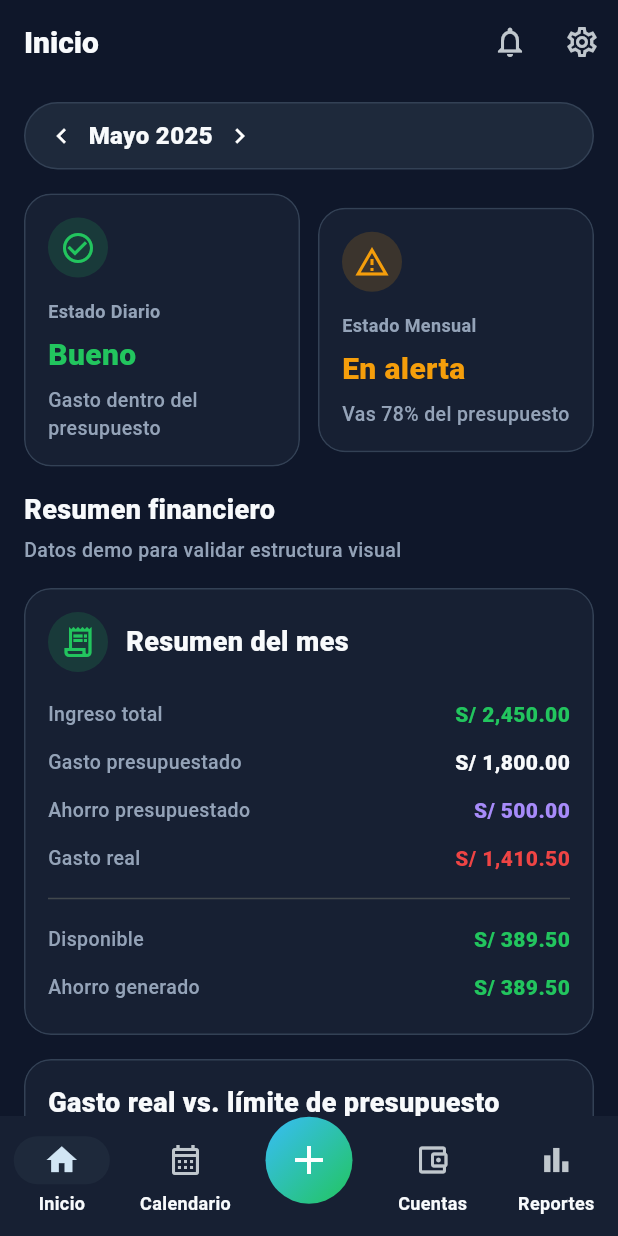
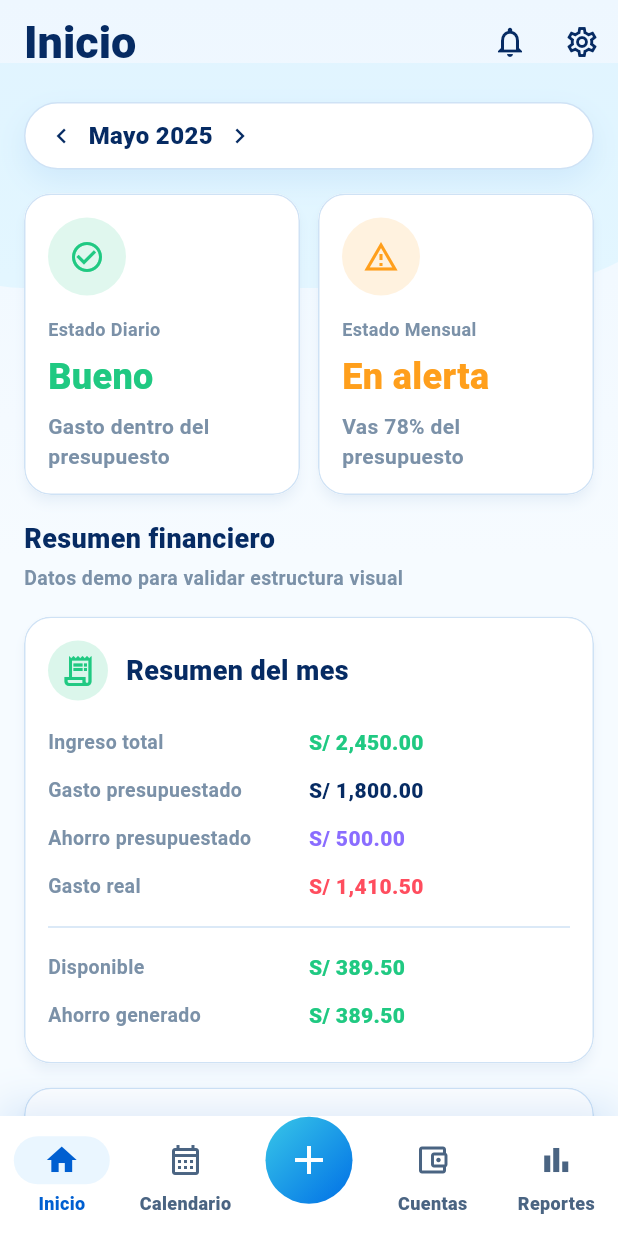
Before and after one commit to Kira6487/app-movil-prueba, a Flutter app: the screen it shows after launch, on a phone screen of 412 x 824 dp. Run offline on Flutter 3.47's test engine with Material 3 defaults, Android fonts, the phone set to English and light mode, and no system bars; our stand-ins replace sqflite; accounts and stored records are empty.

Commit message:
feat: apply Duna light theme and fix quick expense UI

```diff
--- a/lib/app.dart
+++ b/lib/app.dart
@@ -9,9 +9,9 @@ class FinanzasPersonalesApp extends StatelessWidget {
   @override
   Widget build(BuildContext context) {
     return MaterialApp(
-      title: 'Finanzas Personales',
+      title: 'Duna',
       debugShowCheckedModeBanner: false,
-      theme: AppTheme.darkTheme,
+      theme: AppTheme.lightTheme,
       home: const MainShell(),
     );
   }
--- a/lib/screens/main_shell.dart
+++ b/lib/screens/main_shell.dart
@@ -30,7 +30,7 @@ class _MainShellState extends State<MainShell> {
       useSafeArea: true,
       isScrollControlled: true,
       showDragHandle: false,
-      barrierColor: Colors.black.withValues(alpha: 0.72),
+      barrierColor: AppColors.textPrimary.withValues(alpha: 0.28),
       backgroundColor: AppColors.surface,
       builder: (context) => const AddActionSheet(),
     );
@@ -57,7 +57,20 @@ class _MainShellState extends State<MainShell> {
         index: _selectedIndex,
         children: _pages,
       ),
-      bottomNavigationBar: NavigationBar(
+      bottomNavigationBar: DecoratedBox(
+        decoration: BoxDecoration(
+          color: AppColors.surface,
+          boxShadow: [
+            BoxShadow(
+              color: AppColors.blue.withValues(alpha: 0.12),
+              blurRadius: 22,
+              offset: const Offset(0, -8),
+            ),
+          ],
+        ),
+        child: SafeArea(
+          top: false,
+          child: NavigationBar(
             selectedIndex: navigationIndex,
             onDestinationSelected: _onItemTapped,
             destinations: const [
@@ -87,6 +100,8 @@ class _MainShellState extends State<MainShell> {
               ),
             ],
           ),
+        ),
+      ),
     );
   }
 }
@@ -102,7 +117,7 @@ class _AddButtonIcon extends StatelessWidget {
       decoration: const BoxDecoration(
         shape: BoxShape.circle,
         gradient: LinearGradient(
-          colors: [AppColors.blue, AppColors.green],
+          colors: [AppColors.cyan, AppColors.blueOtter],
           begin: Alignment.topLeft,
           end: Alignment.bottomRight,
         ),
--- a/lib/theme/app_colors.dart
+++ b/lib/theme/app_colors.dart
@@ -3,17 +3,24 @@ import 'package:flutter/material.dart';
 class AppColors {
   const AppColors._();
 
-  static const background = Color(0xFF0F172A);
-  static const backgroundAlt = Color(0xFF111827);
-  static const surface = Color(0xFF172033);
-  static const surfaceAlt = Color(0xFF1E293B);
-  static const border = Color(0xFF334155);
-  static const textPrimary = Color(0xFFF8FAFC);
-  static const textMuted = Color(0xFF94A3B8);
-  static const green = Color(0xFF22C55E);
-  static const red = Color(0xFFEF4444);
-  static const blue = Color(0xFF38BDF8);
-  static const orange = Color(0xFFF59E0B);
-  static const purple = Color(0xFFA78BFA);
+  static const background = Color(0xFFF6FBFF);
+  static const backgroundAlt = Color(0xFFEEF7FF);
+  static const surface = Color(0xFFFFFFFF);
+  static const surfaceAlt = Color(0xFFEAF6FF);
+  static const border = Color(0xFFCFE2F5);
+  static const activeBorder = Color(0xFF6ECFFF);
+  static const textPrimary = Color(0xFF062B63);
+  static const textSecondary = Color(0xFF4A6482);
+  static const textMuted = Color(0xFF7B91A8);
+  static const green = Color(0xFF20C982);
+  static const greenSoft = Color(0xFFDFF8EE);
+  static const red = Color(0xFFFF4D5E);
+  static const blue = Color(0xFF005FD1);
+  static const blueOtter = Color(0xFF006FE6);
+  static const cyan = Color(0xFF38C7E8);
+  static const cyanSoft = Color(0xFFAEEBFF);
+  static const orange = Color(0xFFFF9F1C);
+  static const orangeSoft = Color(0xFFFFF1D8);
+  static const purple = Color(0xFF8A6DFF);
   static const white = Color(0xFFFFFFFF);
 }
--- a/lib/theme/app_text_styles.dart
+++ b/lib/theme/app_text_styles.dart
@@ -7,15 +7,15 @@ class AppTextStyles {
 
   static const display = TextStyle(
     color: AppColors.textPrimary,
-    fontSize: 28,
+    fontSize: 30,
     fontWeight: FontWeight.w900,
     height: 1.1,
   );
 
   static const title = TextStyle(
     color: AppColors.textPrimary,
-    fontSize: 20,
-    fontWeight: FontWeight.w800,
+    fontSize: 24,
+    fontWeight: FontWeight.w900,
   );
 
   static const sectionTitle = TextStyle(
@@ -33,13 +33,13 @@ class AppTextStyles {
   static const body = TextStyle(
     color: AppColors.textPrimary,
     fontSize: 14,
-    fontWeight: FontWeight.w500,
+    fontWeight: FontWeight.w600,
   );
 
   static const muted = TextStyle(
     color: AppColors.textMuted,
     fontSize: 13,
-    fontWeight: FontWeight.w500,
+    fontWeight: FontWeight.w600,
   );
 
   static const label = TextStyle(
--- a/lib/theme/app_theme.dart
+++ b/lib/theme/app_theme.dart
@@ -8,10 +8,10 @@ import 'app_text_styles.dart';
 class AppTheme {
   const AppTheme._();
 
-  static ThemeData get darkTheme {
+  static ThemeData get lightTheme {
     final colorScheme = ColorScheme.fromSeed(
       seedColor: AppColors.blue,
-      brightness: Brightness.dark,
+      brightness: Brightness.light,
       surface: AppColors.surface,
     );
 
@@ -22,7 +22,7 @@ class AppTheme {
 
     return ThemeData(
       useMaterial3: true,
-      brightness: Brightness.dark,
+      brightness: Brightness.light,
       scaffoldBackgroundColor: AppColors.background,
       colorScheme: colorScheme,
       textTheme: const TextTheme(
@@ -33,12 +33,14 @@ class AppTheme {
       ),
       appBarTheme: const AppBarTheme(
         backgroundColor: AppColors.background,
+        foregroundColor: AppColors.textPrimary,
         elevation: 0,
         centerTitle: false,
       ),
       cardTheme: CardThemeData(
         color: AppColors.surface,
-        elevation: 0,
+        elevation: 1,
+        shadowColor: AppColors.blue,
         margin: EdgeInsets.zero,
         shape: RoundedRectangleBorder(
           borderRadius: BorderRadius.circular(AppRadii.lg),
@@ -48,7 +50,7 @@ class AppTheme {
       filledButtonTheme: FilledButtonThemeData(
         style: FilledButton.styleFrom(
           backgroundColor: AppColors.blue,
-          foregroundColor: AppColors.background,
+          foregroundColor: AppColors.white,
           textStyle: const TextStyle(fontWeight: FontWeight.w800),
           shape: RoundedRectangleBorder(
             borderRadius: BorderRadius.circular(AppRadii.md),
@@ -67,11 +69,12 @@ class AppTheme {
       ),
       inputDecorationTheme: InputDecorationTheme(
         filled: true,
-        fillColor: AppColors.surfaceAlt,
+        fillColor: AppColors.surface,
         border: inputBorder,
         enabledBorder: inputBorder,
         focusedBorder: inputBorder.copyWith(
-          borderSide: const BorderSide(color: AppColors.blue, width: 1.5),
+          borderSide:
+              const BorderSide(color: AppColors.activeBorder, width: 1.5),
         ),
         contentPadding: const EdgeInsets.symmetric(
           horizontal: AppSpacing.lg,
@@ -80,7 +83,7 @@ class AppTheme {
       ),
       chipTheme: ChipThemeData(
         backgroundColor: AppColors.surfaceAlt,
-        selectedColor: AppColors.blue.withValues(alpha: 0.22),
+        selectedColor: AppColors.cyanSoft.withValues(alpha: 0.45),
         checkmarkColor: AppColors.blue,
         side: const BorderSide(color: AppColors.border),
         labelStyle: AppTextStyles.muted,
@@ -88,17 +91,33 @@ class AppTheme {
       navigationBarTheme: NavigationBarThemeData(
         backgroundColor: AppColors.surface,
         indicatorColor: AppColors.surfaceAlt,
-        labelTextStyle: WidgetStateProperty.all(
-          const TextStyle(fontSize: 12, fontWeight: FontWeight.w700),
+        labelTextStyle: WidgetStateProperty.resolveWith(
+          (states) => TextStyle(
+            color: states.contains(WidgetState.selected)
+                ? AppColors.blue
+                : AppColors.textSecondary,
+            fontSize: 12,
+            fontWeight: FontWeight.w800,
+          ),
+        ),
+        iconTheme: WidgetStateProperty.resolveWith(
+          (states) => IconThemeData(
+            color: states.contains(WidgetState.selected)
+                ? AppColors.blue
+                : AppColors.textSecondary,
+          ),
         ),
       ),
       snackBarTheme: SnackBarThemeData(
         behavior: SnackBarBehavior.floating,
-        backgroundColor: AppColors.surfaceAlt,
+        backgroundColor: AppColors.textPrimary,
+        contentTextStyle: const TextStyle(color: AppColors.white),
         shape: RoundedRectangleBorder(
           borderRadius: BorderRadius.circular(AppRadii.md),
         ),
       ),
     );
   }
+
+  static ThemeData get darkTheme => lightTheme;
 }
--- a/lib/widgets/common/app_card.dart
+++ b/lib/widgets/common/app_card.dart
@@ -36,8 +36,8 @@ class AppCard extends StatelessWidget {
     return Material(
       color: backgroundColor,
       shape: shape,
-      elevation: 0,
-      shadowColor: Colors.black.withValues(alpha: 0.12),
+      elevation: 3,
+      shadowColor: AppColors.blue.withValues(alpha: 0.10),
       clipBehavior: Clip.antiAlias,
       child: onTap == null
           ? content
--- a/lib/widgets/common/app_scaffold.dart
+++ b/lib/widgets/common/app_scaffold.dart
@@ -22,18 +22,45 @@ class AppScaffold extends StatelessWidget {
   Widget build(BuildContext context) {
     return Scaffold(
       backgroundColor: AppColors.background,
-      body: SafeArea(
+      body: DecoratedBox(
+        decoration: const BoxDecoration(
+          gradient: LinearGradient(
+            colors: [AppColors.backgroundAlt, AppColors.background],
+            begin: Alignment.topCenter,
+            end: Alignment.center,
+          ),
+        ),
+        child: Stack(
+          children: [
+            Positioned(
+              top: 42,
+              left: -80,
+              right: -80,
+              child: Container(
+                height: 150,
+                decoration: BoxDecoration(
+                  color: AppColors.cyanSoft.withValues(alpha: 0.22),
+                  borderRadius: const BorderRadius.only(
+                    bottomLeft: Radius.circular(140),
+                    bottomRight: Radius.circular(220),
+                  ),
+                ),
+              ),
+            ),
+            SafeArea(
               child: CustomScrollView(
                 slivers: [
                   SliverAppBar(
                     pinned: true,
                     titleSpacing: AppSpacing.lg,
-              backgroundColor: AppColors.background,
+                    backgroundColor: Colors.transparent,
+                    foregroundColor: AppColors.textPrimary,
+                    elevation: 0,
                     surfaceTintColor: Colors.transparent,
                     title: Column(
                       crossAxisAlignment: CrossAxisAlignment.start,
                       children: [
-                  Text(title, style: AppTextStyles.title),
+                        Text(title, style: AppTextStyles.display),
                         if (subtitle != null)
                           Text(subtitle!, style: AppTextStyles.muted),
                       ],
@@ -52,6 +79,9 @@ class AppScaffold extends StatelessWidget {
                 ],
               ),
             ),
+          ],
+        ),
+      ),
     );
   }
 }
--- a/lib/widgets/common/month_selector.dart
+++ b/lib/widgets/common/month_selector.dart
@@ -14,18 +14,27 @@ class MonthSelector extends StatelessWidget {
     return Container(
       padding: const EdgeInsets.symmetric(horizontal: 14, vertical: 10),
       decoration: BoxDecoration(
-        color: AppColors.surfaceAlt,
+        color: AppColors.surface,
         borderRadius: BorderRadius.circular(AppRadii.pill),
         border: Border.all(color: AppColors.border),
+        boxShadow: [
+          BoxShadow(
+            color: AppColors.blue.withValues(alpha: 0.08),
+            blurRadius: 16,
+            offset: const Offset(0, 8),
+          ),
+        ],
       ),
       child: Row(
         mainAxisSize: MainAxisSize.min,
         children: [
-          const Icon(Icons.chevron_left, size: 20),
+          const Icon(Icons.chevron_left,
+              size: 20, color: AppColors.textPrimary),
           const SizedBox(width: 8),
           Text(label, style: AppTextStyles.cardTitle),
           const SizedBox(width: 8),
-          const Icon(Icons.chevron_right, size: 20),
+          const Icon(Icons.chevron_right,
+              size: 20, color: AppColors.textPrimary),
         ],
       ),
     );
--- a/lib/widgets/common/status_card.dart
+++ b/lib/widgets/common/status_card.dart
@@ -23,11 +23,13 @@ class StatusCard extends StatelessWidget {
   @override
   Widget build(BuildContext context) {
     return AppCard(
+      backgroundColor: AppColors.surface,
       child: Column(
         crossAxisAlignment: CrossAxisAlignment.start,
         children: [
           CircleAvatar(
-            backgroundColor: color.withValues(alpha: 0.16),
+            radius: 26,
+            backgroundColor: color.withValues(alpha: 0.14),
             child: Icon(icon, color: color),
           ),
           const SizedBox(height: 14),
@@ -35,7 +37,10 @@ class StatusCard extends StatelessWidget {
           const SizedBox(height: 6),
           Text(status, style: AppTextStyles.title.copyWith(color: color)),
           const SizedBox(height: 6),
-          Text(description, style: AppTextStyles.muted),
+          Text(
+            description,
+            style: AppTextStyles.muted.copyWith(fontSize: 14),
+          ),
         ],
       ),
     );
@@ -89,7 +94,8 @@ class SummaryCard extends StatelessWidget {
           const SizedBox(height: 12),
           for (var index = 0; index < items.length; index++) ...[
             _SummaryRow(item: items[index]),
-            if (index == 3 && items.length > 4) const Divider(height: 22),
+            if (index == 3 && items.length > 4)
+              const Divider(height: 22, color: AppColors.border),
           ],
         ],
       ),
@@ -109,11 +115,15 @@ class _SummaryRow extends StatelessWidget {
       child: Row(
         children: [
           Expanded(child: Text(item.label, style: AppTextStyles.muted)),
-          Text(
-            item.value,
-            style: AppTextStyles.body.copyWith(
-              color: item.valueColor ?? AppColors.textPrimary,
-              fontWeight: FontWeight.w900,
+          Flexible(
+            child: Text(
+              item.value,
+              textAlign: TextAlign.end,
+              overflow: TextOverflow.ellipsis,
+              style: AppTextStyles.body.copyWith(
+                color: item.valueColor ?? AppColors.textPrimary,
+                fontWeight: FontWeight.w900,
+              ),
             ),
           ),
         ],
```
Also changed, not shown: lib/widgets/navigation/add_action_sheet.dart (+104 -94 lines), pubspec.yaml (+11 -1 lines), assets/icon/Logo_app.png (added), pubspec.lock, 13 other files. Lines whose indentation alone changed are shown as unchanged.
